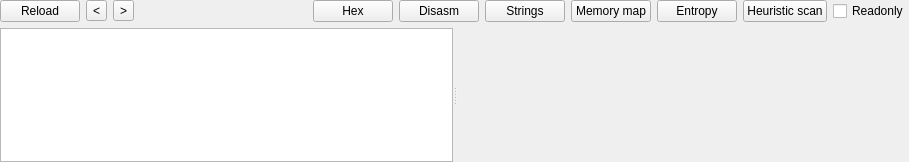
This is NE/newidget.ui in horsicq/FormatWidgets as Qt 5 draws it before an edit. The edited form follows.
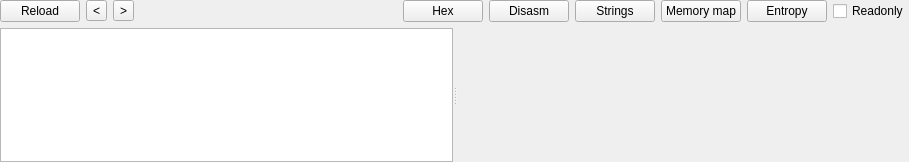
This is the edited form. Custom widgets are drawn as their Qt base class.

Patch:
```diff
--- a/NE/newidget.ui
+++ b/NE/newidget.ui
@@ -100,13 +100,6 @@
        </property>
       </widget>
      </item>
-     <item>
-      <widget class="QPushButton" name="pushButtonHeuristicScan">
-       <property name="text">
-        <string>Heuristic scan</string>
-       </property>
-      </widget>
-     </item>
      <item>
       <widget class="QCheckBox" name="checkBoxReadonly">
        <property name="text">
```
Left out of the diff: 2 changed lines with no effect on the pictures.
